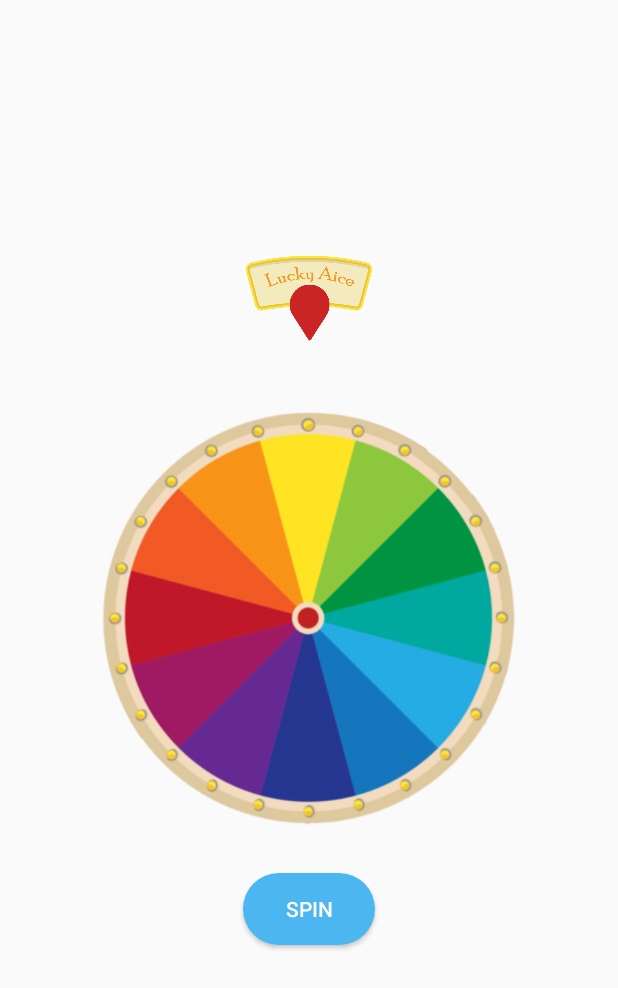
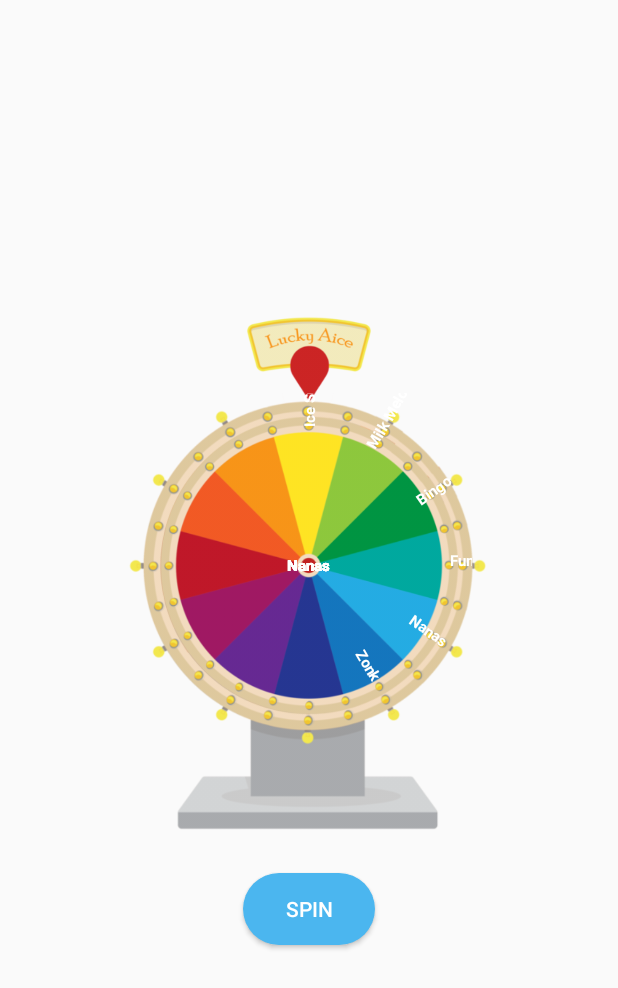
Before and after one commit to KebabSakti/AiceLuckyWheel, an Android app: the GameActivity screen opened directly, with no data from a screen before it, on a phone screen of 412 x 824 dp. Shown: the top 988 px of the screen. Run offline under Robolectric (Android 15) with nearby library versions, the phone set to English and light mode, and no system bars.

Commit message:
Game module at 70%

```diff
--- a/app/src/main/java/com/vjtechsolution/aiceluckywheel/AddSalesActivity.java
+++ b/app/src/main/java/com/vjtechsolution/aiceluckywheel/AddSalesActivity.java
@@ -180,6 +180,7 @@ public class AddSalesActivity extends AppCompatActivity {
             public void onResponse(Call<SalesData> call, Response<SalesData> response) {
                 Log.d("RESDATA", String.valueOf(response.body().getMessage()));
 
+                /*
                 if(response.code() == 200){
                     Intent intent = new Intent(AddSalesActivity.this, GameActivity.class);
                     intent.putExtra("session", session);
@@ -193,11 +194,20 @@ public class AddSalesActivity extends AppCompatActivity {
                     pDialog.setTitleText("Gagal");
                     pDialog.setContentText(response.message());
                 }
+                */
+
+                Intent intent = new Intent(AddSalesActivity.this, GameActivity.class);
+                intent.putExtra("session", session);
+                startActivity(intent);
+
+                pDialog.dismissWithAnimation();
+
+                finish();
             }
 
             @Override
             public void onFailure(Call<SalesData> call, Throwable t) {
-
+                Toast.makeText(AddSalesActivity.this, t.getMessage(), Toast.LENGTH_SHORT).show();
                 pDialog.dismissWithAnimation();
             }
         });
--- a/app/src/main/java/com/vjtechsolution/aiceluckywheel/GameActivity.java
+++ b/app/src/main/java/com/vjtechsolution/aiceluckywheel/GameActivity.java
@@ -2,13 +2,13 @@ package com.vjtechsolution.aiceluckywheel;
 
 import android.os.Bundle;
 import android.support.v7.app.AppCompatActivity;
+import android.util.Log;
 import android.view.View;
 import android.view.animation.Animation;
 import android.view.animation.DecelerateInterpolator;
 import android.view.animation.RotateAnimation;
 import android.widget.Button;
 import android.widget.FrameLayout;
-import android.widget.ImageView;
 import android.widget.TextView;
 import android.widget.Toast;
 
@@ -17,10 +17,15 @@ import java.util.Random;
 public class GameActivity extends AppCompatActivity {
 
     private Button spinBtn;
-    private ImageView wheel;
+    private FrameLayout wheel;
 
     private FrameLayout frameLayout;
-    private TextView tv1;
+    private TextView tv1, tv2, tv3, tv4, tv5, tv6, tv7, tv8, tv9, tv10, tv11, tv12;
+
+    // sectors of our wheel (look at the image to see the sectors)
+    private static final String[] sectors = {
+            "Milk Melon","Bingo","Funky Susu","Nanas","Zonk","Zonk","Zonk","Zonk","Zonk","Zonk","Zonk","Ice Sugar"
+    };
 
     // We create a Random instance to make our wheel spin randomly
     private static final Random RANDOM = new Random();
@@ -28,11 +33,6 @@ public class GameActivity extends AppCompatActivity {
     // We have 37 sectors on the wheel, we divide 360 by this value to have angle for each sector
     // we divide by 2 to have a half sector
     private static final float HALF_SECTOR = 360f / 12f / 2f;
-
-    // sectors of our wheel (look at the image to see the sectors)
-    private static final String[] sectors = {
-            "Kuning","Himut","Hitut","Bimut","Bimut2","Bitut","Bitut2","Ungu","PINK","Merah","OrangeTut","Orangec3"
-    };
 
     @Override
     protected void onCreate(Bundle savedInstanceState) {
@@ -42,18 +42,43 @@ public class GameActivity extends AppCompatActivity {
         wheel = findViewById(R.id.wheel);
         spinBtn = findViewById(R.id.spin_btn);
 
-        //frameLayout = findViewById(R.id.fl);
-        //tv1 = findViewById(R.id.tv1);
+        tv1 = findViewById(R.id.tv1);
+        tv2 = findViewById(R.id.tv2);
+        tv3 = findViewById(R.id.tv3);
+        tv4 = findViewById(R.id.tv4);
+        tv5 = findViewById(R.id.tv5);
+        tv6 = findViewById(R.id.tv6);
+        tv7 = findViewById(R.id.tv7);
+        tv8 = findViewById(R.id.tv8);
+        tv9 = findViewById(R.id.tv9);
+        tv10 = findViewById(R.id.tv10);
+        tv11 = findViewById(R.id.tv11);
+        tv12 = findViewById(R.id.tv12);
 
-        /*
-        tv1.setX(0);
-        tv1.setY(-250);
-        tv1.setRotation(90);
+        tv1.setX(1);
+        tv1.setY(-170);
+        tv1.setRotation(-90);
 
-        tv1.setX(45);
-        tv1.setY(-250);
-        tv1.setRotation(100);
-        */
+        tv2.setX(80);
+        tv2.setY(-150);
+        tv2.setRotation(-60);
+
+        tv3.setX(125);
+        tv3.setY(-75);
+        tv3.setRotation(-35);
+
+        tv4.setX(180);
+        tv4.setY(-5);
+        tv4.setRotation(0);
+
+        tv5.setX(120);
+        tv5.setY(65);
+        tv5.setRotation(35);
+
+        tv6.setText("Zonk");
+        tv6.setX(60);
+        tv6.setY(100);
+        tv6.setRotation(60);
 
         spinBtn.setOnClickListener(new View.OnClickListener() {
             @Override
@@ -71,13 +96,13 @@ public class GameActivity extends AppCompatActivity {
                     @Override
                     public void onAnimationStart(Animation animation) {
                         // we empty the result text view when the animation start
-                        //resultTv.setText("");
+                        spinBtn.setEnabled(false);
                     }
 
                     @Override
                     public void onAnimationEnd(Animation animation) {
                         // we display the correct sector pointed by the triangle at the end of the rotate animation
-                        //resultTv.setText(getSector(360 - (degree % 360)));
+                        spinBtn.setEnabled(true);
                         Toast.makeText(GameActivity.this, String.valueOf(getSector(360 - (degree % 360))), Toast.LENGTH_SHORT).show();
                     }
 
@@ -114,6 +139,10 @@ public class GameActivity extends AppCompatActivity {
             // In the second part, you will learn how to add some bets on the table to play to the Roulette Game :)
             // Subscribe and stay tuned !
 
+            Log.d("DEGREE", String.valueOf(degrees));
+            Log.d("START", String.valueOf(start));
+            Log.d("END", String.valueOf(end));
+
         } while (text == null  &&  i < sectors.length);
 
         return text;
--- a/app/src/main/java/com/vjtechsolution/aiceluckywheel/RetrofitBuilderGenerator.java
+++ b/app/src/main/java/com/vjtechsolution/aiceluckywheel/RetrofitBuilderGenerator.java
@@ -1,4 +1,6 @@
 package com.vjtechsolution.aiceluckywheel;
+
+import java.util.concurrent.TimeUnit;
 
 import okhttp3.OkHttpClient;
 import retrofit2.Retrofit;
@@ -6,11 +8,18 @@ import retrofit2.converter.gson.GsonConverterFactory;
 
 public class RetrofitBuilderGenerator {
 
-    private static final String BASE_URL = "http://192.168.2.18:8000";
+    private static final String BASE_URL = "http://192.168.0.61:8000";
+
+    private static OkHttpClient okHttpClient = new OkHttpClient.Builder()
+            .connectTimeout(5, TimeUnit.MINUTES)
+            .readTimeout(60, TimeUnit.SECONDS)
+            .writeTimeout(60, TimeUnit.SECONDS)
+            .build();
 
     private static Retrofit.Builder builder
             = new Retrofit.Builder()
             .baseUrl(BASE_URL)
+            .client(okHttpClient)
             .addConverterFactory(GsonConverterFactory.create());
 
     private static Retrofit retrofit = builder.build();
--- a/app/src/main/res/layout/activity_game.xml
+++ b/app/src/main/res/layout/activity_game.xml
@@ -7,83 +7,158 @@
     android:layout_height="match_parent"
     tools:context=".GameActivity">
 
-    <!--
+    <ImageView
+        android:id="@+id/pointer"
+        android:layout_width="wrap_content"
+        android:layout_height="60dp"
+        android:layout_centerHorizontal="true"
+        android:layout_above="@+id/wheelCont"
+        android:layout_marginBottom="-7dp"
+        android:src="@drawable/wheel_pointer"/>
+
+    <ImageView
+        android:id="@+id/wheelCont"
+        android:layout_width="wrap_content"
+        android:layout_height="300dp"
+        android:layout_centerVertical="true"
+        android:layout_centerHorizontal="true"
+        android:src="@drawable/wheel_stand"/>
+
     <FrameLayout
-        android:id="@+id/fl2"
-        android:layout_width="wrap_content"
-        android:layout_height="match_parent">
+        android:id="@+id/wheel"
+        android:layout_width="217dp"
+        android:layout_height="230dp"
+        android:layout_centerHorizontal="true"
+        android:layout_centerVertical="true"
+        android:layout_below="@id/pointer">
 
         <ImageView
             android:layout_width="wrap_content"
-            android:layout_height="380dp"
+            android:layout_height="wrap_content"
             android:layout_gravity="center"
-            android:src="@drawable/wheel_stand"/>
-
-        <FrameLayout
-            android:id="@+id/fl"
-            android:layout_width="wrap_content"
-            android:layout_height="wrap_content"
-            android:layout_gravity="center">
-
-            <ImageView
-                android:id="@+id/wheel"
-                android:layout_width="wrap_content"
-                android:layout_height="310dp"
-                android:layout_gravity="center"
-                android:layout_marginBottom="45dp"
             android:src="@drawable/wheel_main"/>
 
         <TextView
             android:id="@+id/tv1"
             android:layout_width="wrap_content"
             android:layout_height="wrap_content"
-                android:text="PUTAR"
+            android:layout_gravity="center"
+            android:text="Ice Sugar"
+            android:textStyle="bold"
             android:textSize="10sp"
+            android:textColor="#FFF"/>
+
+        <TextView
+            android:id="@+id/tv2"
+            android:layout_width="wrap_content"
+            android:layout_height="wrap_content"
+            android:layout_gravity="center"
+            android:text="Milk Melon"
             android:textStyle="bold"
-                android:textColor="#FFF"
-                android:layout_gravity="center"/>
+            android:textSize="10sp"
+            android:textColor="#FFF"/>
+
+        <TextView
+            android:id="@+id/tv3"
+            android:layout_width="wrap_content"
+            android:layout_height="wrap_content"
+            android:layout_gravity="center"
+            android:text="Bingo"
+            android:textStyle="bold"
+            android:textSize="10sp"
+            android:textColor="#FFF"/>
+
+        <TextView
+            android:id="@+id/tv4"
+            android:layout_width="wrap_content"
+            android:layout_height="wrap_content"
+            android:layout_gravity="center"
+            android:text="Funky Susu"
+            android:textStyle="bold"
+            android:textSize="10sp"
+            android:textColor="#FFF"/>
+
+        <TextView
+            android:id="@+id/tv5"
+            android:layout_width="wrap_content"
+            android:layout_height="wrap_content"
+            android:layout_gravity="center"
+            android:text="Nanas"
+            android:textStyle="bold"
+            android:textSize="10sp"
+            android:textColor="#FFF"/>
+
+        <TextView
+            android:id="@+id/tv6"
+            android:layout_width="wrap_content"
+            android:layout_height="wrap_content"
+            android:layout_gravity="center"
+            android:text="Nanas"
+            android:textStyle="bold"
+            android:textSize="10sp"
+            android:textColor="#FFF"/>
+
+        <TextView
+            android:id="@+id/tv7"
+            android:layout_width="wrap_content"
+            android:layout_height="wrap_content"
+            android:layout_gravity="center"
+            android:text="Nanas"
+            android:textStyle="bold"
+            android:textSize="10sp"
+            android:textColor="#FFF"/>
+
+        <TextView
+            android:id="@+id/tv8"
+            android:layout_width="wrap_content"
+            android:layout_height="wrap_content"
+            android:layout_gravity="center"
+            android:text="Nanas"
+            android:textStyle="bold"
+            android:textSize="10sp"
+            android:textColor="#FFF"/>
+
+        <TextView
+            android:id="@+id/tv9"
+            android:layout_width="wrap_content"
+            android:layout_height="wrap_content"
+            android:layout_gravity="center"
+            android:text="Nanas"
+            android:textStyle="bold"
+            android:textSize="10sp"
+            android:textColor="#FFF"/>
+
+        <TextView
+            android:id="@+id/tv10"
+            android:layout_width="wrap_content"
+            android:layout_height="wrap_content"
+            android:layout_gravity="center"
+            android:text="Nanas"
+            android:textStyle="bold"
+            android:textSize="10sp"
+            android:textColor="#FFF"/>
+
+        <TextView
+            android:id="@+id/tv11"
+            android:layout_width="wrap_content"
+            android:layout_height="wrap_content"
+            android:layout_gravity="center"
+            android:text="Nanas"
+            android:textStyle="bold"
+            android:textSize="10sp"
+            android:textColor="#FFF"/>
+
+        <TextView
+            android:id="@+id/tv12"
+            android:layout_width="wrap_content"
+            android:layout_height="wrap_content"
+            android:layout_gravity="center"
+            android:text="Nanas"
+            android:textStyle="bold"
+            android:textSize="10sp"
+            android:textColor="#FFF"/>
 
     </FrameLayout>
-
-        <ImageView
-            android:id="@+id/pointer"
-            android:src="@drawable/wheel_pointer"
-            android:layout_above="@+id/fl"
-            android:layout_width="wrap_content"
-            android:layout_height="80dp"
-            android:layout_gravity="top|center"
-            android:layout_marginTop="40dp"/>
-
-        <Button
-            android:id="@+id/spin_btn"
-            android:layout_width="wrap_content"
-            android:layout_height="wrap_content"
-            android:text="Spin"
-            android:background="@drawable/buttonstyle"
-            android:textColor="#FFF"
-            android:layout_gravity="center|bottom"
-            android:layout_marginBottom="40dp"
-            android:layout_below="@+id/fl2"/>
-
-    </FrameLayout>
-    -->
-
-    <ImageView
-        android:id="@+id/wheel"
-        android:layout_width="wrap_content"
-        android:layout_height="300dp"
-        android:layout_centerVertical="true"
-        android:layout_centerHorizontal="true"
-        android:src="@drawable/wheel_main"/>
-
-    <ImageView
-        android:layout_width="100dp"
-        android:layout_height="wrap_content"
-        android:layout_above="@+id/wheel"
-        android:layout_centerVertical="true"
-        android:layout_centerHorizontal="true"
-        android:layout_marginBottom="-135dp"
-        android:src="@drawable/wheel_pointer"/>
 
     <Button
         android:id="@+id/spin_btn"
@@ -93,8 +168,7 @@
         android:background="@drawable/buttonstyle"
         android:textColor="#FFF"
         android:layout_centerHorizontal="true"
-        android:layout_centerVertical="true"
         android:layout_marginTop="20dp"
-        android:layout_below="@+id/wheel"/>
+        android:layout_below="@+id/wheelCont"/>
 
 </RelativeLayout>
```
Also changed, not shown: app/src/main/res/drawable/wheel_pointer.png, app/src/main/res/drawable/wheel_stand.png. Lines whose indentation alone changed are shown as unchanged.
